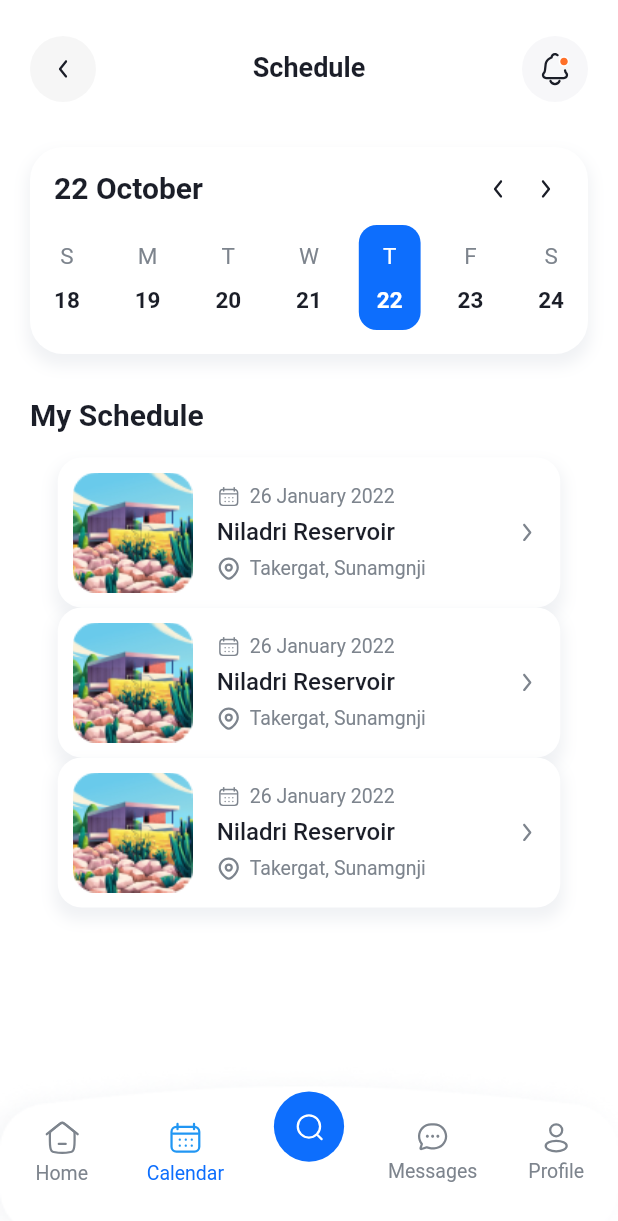
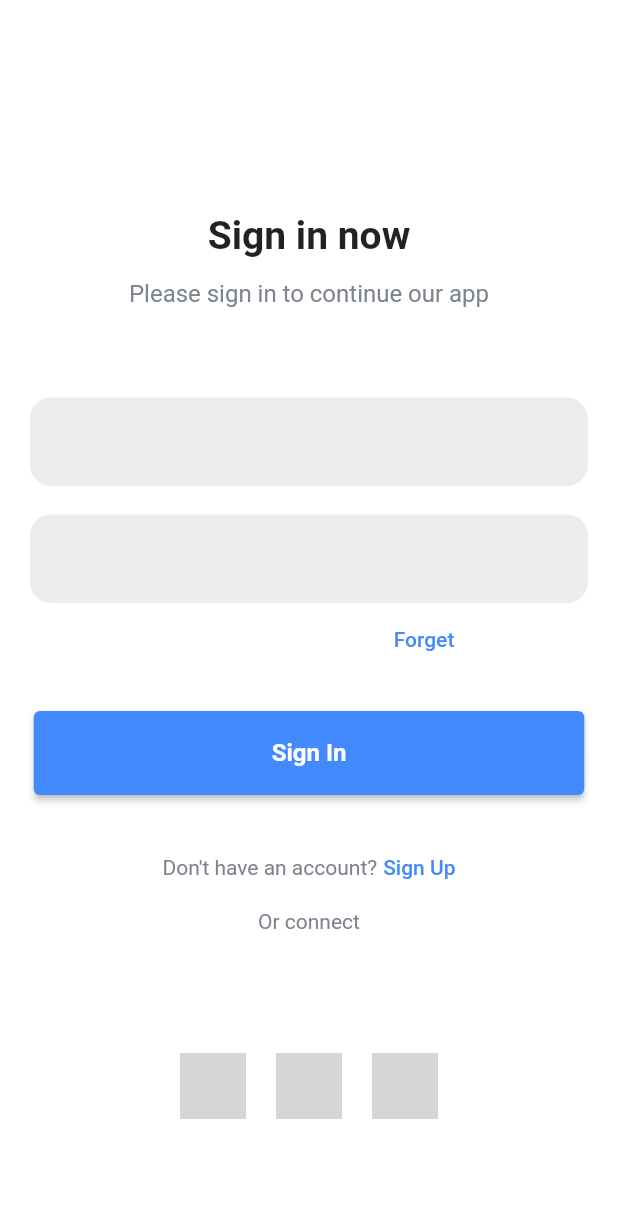
Before and after one commit to phnam181102/flutter-travel-app, a Flutter app: the screen it shows after launch, on a phone screen of 412 x 824 dp. Shown: the top 1221 px of the screen. Run offline on Flutter 3.47's test engine with Material 2 defaults, Android fonts, the phone set to English and light mode, and no system bars; our stand-ins replace carousel_slider, flutter_svg; grey boxes are pictures that could not be loaded.

```diff
--- a/lib/main.dart
+++ b/lib/main.dart
@@ -1,6 +1,10 @@
 import 'package:flutter/material.dart';
 import 'package:travel_app/core/constants/color_constants.dart';
+import 'package:travel_app/representation/screens/forgot_password_screen.dart';
+import 'package:travel_app/representation/screens/login_screen.dart';
 import 'package:travel_app/representation/screens/main_app.dart';
+import 'package:travel_app/representation/screens/signup_screen.dart';
+import 'package:travel_app/representation/screens/splash_screen.dart';
 import 'package:travel_app/routes.dart';
 
 void main() {
@@ -32,7 +36,7 @@ class MyHomePage extends StatelessWidget {
   Widget build(BuildContext context) {
     return Scaffold(
       body: Container(
-        child: MainApp(),
+        child: LoginScreen(),
       ),
     );
   }
--- /dev/null
+++ b/lib/representation/screens/login_screen.dart
@@ -0,0 +1,258 @@
+import 'package:flutter/material.dart';
+
+class LoginScreen extends StatefulWidget {
+  const LoginScreen({Key? key}) : super(key: key);
+
+  @override
+  State<LoginScreen> createState() => _LoginScreenState();
+}
+
+class _LoginScreenState extends State<LoginScreen> {
+  final GlobalKey<FormState> _formKey = GlobalKey<FormState>();
+
+  final TextEditingController emailController = TextEditingController();
+
+  final TextEditingController passwordController = TextEditingController();
+
+  @override
+  Widget build(BuildContext context) {
+    return Scaffold(
+      body: SingleChildScrollView(
+        child: Stack(
+          children: [
+            Container(
+              margin: EdgeInsets.fromLTRB(0, 140, 0, 0),
+              child: Column(
+                mainAxisAlignment: MainAxisAlignment.center,
+                crossAxisAlignment: CrossAxisAlignment.center,
+                children: [
+                  Padding(
+                      padding: EdgeInsets.only(left: 117, right: 117),
+                      child: SizedBox(
+                        width: 140,
+                        height: 34,
+                        child: Center(
+                          child: Text(
+                            'Sign in now',
+                            style: TextStyle(
+                              fontSize: 26,
+                              fontWeight: FontWeight.w600,
+                            ),
+                          ),
+                        ),
+                      )),
+                  Padding(
+                    padding: EdgeInsets.only(left: 65, top: 12, right: 65),
+                    child: SizedBox(
+                      width: 244,
+                      height: 20,
+                      child: Center(
+                        child: Text(
+                          'Please sign in to continue our app',
+                          style: TextStyle(
+                            color: Color.fromRGBO(125, 132, 141, 1),
+                            fontSize: 16,
+                            fontWeight: FontWeight.w400,
+                          ),
+                        ),
+                      ),
+                    ),
+                  ),
+                  Padding(
+                    padding: EdgeInsets.only(left: 20, top: 40, right: 20),
+                    child: Form(
+                      key: _formKey,
+                      child: Column(
+                        children: [
+                          Text(
+                            '',
+                            style: TextStyle(
+                              fontSize: 16,
+                              fontWeight: FontWeight.bold,
+                              color: Colors.black12,
+                            ),
+                          ),
+                          TextFormField(
+                            decoration: InputDecoration(
+                                filled: true,
+                                fillColor: Colors.black.withOpacity(0.075),
+                                border: OutlineInputBorder(
+                                  borderRadius: BorderRadius.circular(14),
+                                  borderSide: BorderSide.none,
+                                )),
+                            controller: emailController,
+                            validator: (value) {
+                              if (value!.isEmpty) {
+                                return ("Vui lòng nhập Email");
+                              }
+                              if (!RegExp(
+                                      "^[a-zA-Z0-9+_.-]+@[a-z0-9A-Z.-]+.[a-z]")
+                                  .hasMatch(value)) {
+                                return ("Vui lòng nhập Email hợp lệ");
+                              }
+                              return null;
+                            },
+                            onSaved: (value) {
+                              emailController.text = value!;
+                            },
+                          ),
+                          Text(
+                            '',
+                            style: TextStyle(
+                              fontSize: 16,
+                              fontWeight: FontWeight.bold,
+                            ),
+                          ),
+                          TextFormField(
+                            decoration: InputDecoration(
+                                filled: true,
+                                fillColor: Colors.black.withOpacity(0.075),
+                                border: OutlineInputBorder(
+                                  borderRadius: BorderRadius.circular(14),
+                                  borderSide: BorderSide.none,
+                                )),
+                            controller: passwordController,
+                            validator: (value) {
+                              RegExp regex = RegExp(r'^.{6,}$');
+                              if (value!.isEmpty) {
+                                return ("Mật khẩu bắt buộc để đăng nhập");
+                              }
+                              if (!regex.hasMatch(value)) {
+                                return ("Mật khẩu không hợp lệ");
+                              }
+                            },
+                            onSaved: (value) {
+                              passwordController.text = value!;
+                            },
+                            obscureText: true,
+                          ),
+                        ],
+                      ),
+                    ),
+                  ),
+                  Padding(
+                    padding: EdgeInsets.only(left: 244, top: 16, right: 20),
+                    child: SizedBox(
+                        width: 111,
+                        height: 16,
+                        child: Center(
+                          child: Text(
+                            'Forget Password?',
+                            style: TextStyle(
+                              fontSize: 14,
+                              color: Colors.blueAccent,
+                              fontWeight: FontWeight.w500,
+                            ),
+                          ),
+                        )),
+                  ),
+                  Padding(
+                    padding: EdgeInsets.only(left: 20, top: 40, right: 20),
+                    child: Column(
+                      children: [
+                        ElevatedButton(
+                          onPressed: () {
+                            if (_formKey.currentState!.validate()) {
+                              print("Đăng nhập thành công");
+                            }
+                          },
+                          style: ElevatedButton.styleFrom(
+                              primary: Colors.blueAccent),
+                          child: SizedBox(
+                            width: 335,
+                            height: 56,
+                            child: Center(
+                              child: Text(
+                                'Sign In',
+                                style: TextStyle(
+                                  color: Colors.white,
+                                  fontSize: 16,
+                                  fontWeight: FontWeight.w600,
+                                ),
+                              ),
+                            ),
+                          ),
+                        ),
+                        SizedBox(
+                          height: 40,
+                        ),
+                        Row(
+                          mainAxisAlignment: MainAxisAlignment.center,
+                          children: [
+                            Text("Don't have an account?",
+                                style: TextStyle(
+                                  fontSize: 14,
+                                  fontWeight: FontWeight.w400,
+                                  color: Color.fromRGBO(125, 132, 141, 1),
+                                )),
+                            SizedBox(
+                              width: 4,
+                            ),
+                            Text(
+                              "Sign Up",
+                              style: TextStyle(
+                                fontSize: 14,
+                                fontWeight: FontWeight.w500,
+                                color: Colors.blueAccent,
+                              ),
+                            ),
+                          ],
+                        ),
+                        SizedBox(
+                          height: 20,
+                        ),
+                        Row(
+                          mainAxisAlignment: MainAxisAlignment.center,
+                          children: [
+                            Text("Or connect",
+                                style: TextStyle(
+                                  fontSize: 14,
+                                  fontWeight: FontWeight.w400,
+                                  color: Color.fromRGBO(125, 132, 141, 1),
+                                )),
+                          ],
+                        ),
+                        SizedBox(
+                          height: 80,
+                        ),
+                        Row(
+                          mainAxisAlignment: MainAxisAlignment.center,
+                          children: [
+                            Image.asset(
+                              'images/FB.png',
+                              width: 44,
+                              height: 44,
+                              fit: BoxFit.cover,
+                            ),
+                            SizedBox(
+                              width: 20,
+                            ),
+                            Image.asset(
+                              'images/IG.png',
+                              width: 44,
+                              height: 44,
+                              fit: BoxFit.cover,
+                            ),
+                            SizedBox(
+                              width: 20,
+                            ),
+                            Image.asset(
+                              'images/TW.png',
+                              width: 44,
+                              height: 44,
+                              fit: BoxFit.cover,
+                            ),
+                          ],
+                        ),
+                      ],
+                    ),
+                  ),
+                ],
+              ),
+            ),
+          ],
+        ),
+      ),
+    );
+  }
+}
--- a/pubspec.yaml
+++ b/pubspec.yaml
@@ -73,7 +73,6 @@ flutter:
     # "family" key with the font family name, and a "fonts" key with a
     # list giving the asset and other descriptors for the font. For
     # example:
-    # fonts:
     #   - family: Schyler
     #     fonts:
     #       - asset: fonts/Schyler-Regular.ttf
```
Also changed, not shown: lib/representation/screens/forgot_password_screen.dart (added, +150 -0 lines), lib/representation/screens/signup_screen.dart (added, +297 -0 lines), lib/representation/screens/splash_screen.dart (added, +29 -0 lines), assets/icons/hide.svg (added), assets/images/FB.png (added), assets/images/IG.png (added), assets/images/TW.png (added).
